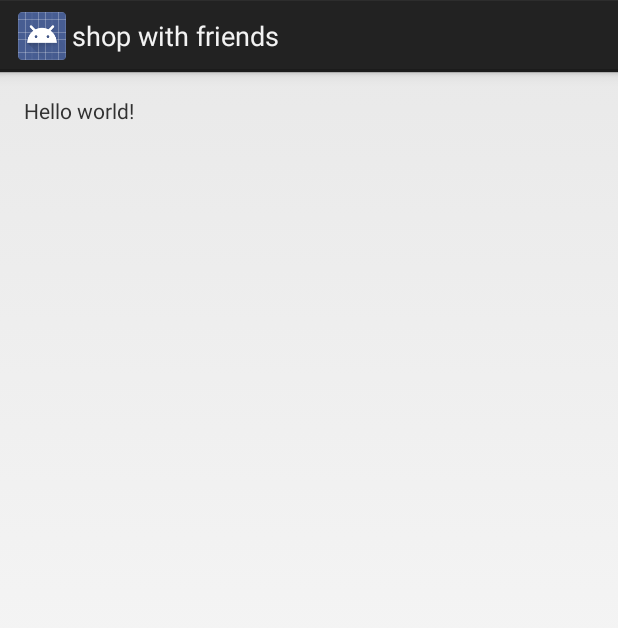
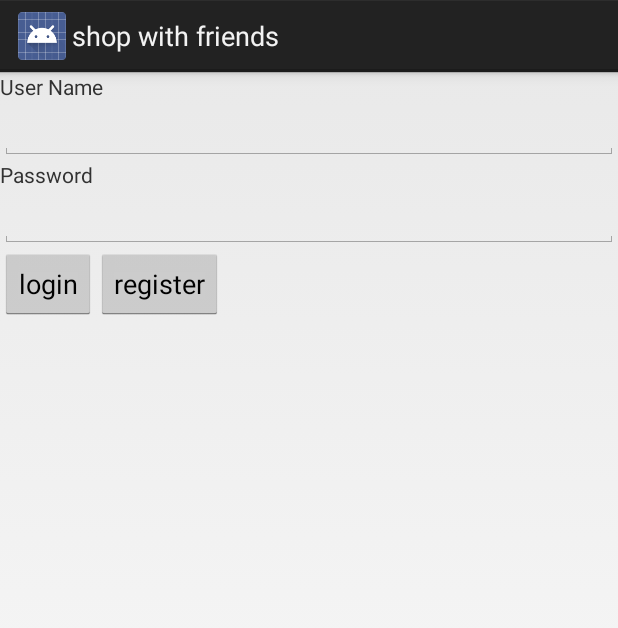
Before and after one commit to GodTamIt/shop_with_friends, an Android app: the layout activity_login.xml on its own in the app's theme, with its tools: preview values and no code run, on a phone screen of 412 x 824 dp. Shown: the top 628 px of the screen. Run offline under Robolectric (Android 15) with nearby library versions, the phone set to English and light mode, and no system bars.

Commit message:
created basic layout for login, added string values

```diff
--- a/MyApplication/app/src/main/res/layout/activity_login.xml
+++ b/MyApplication/app/src/main/res/layout/activity_login.xml
@@ -1,16 +1,49 @@
-<RelativeLayout xmlns:android="http://schemas.android.com/apk/res/android"
+<LinearLayout xmlns:android="http://schemas.android.com/apk/res/android"
     xmlns:tools="http://schemas.android.com/tools"
     android:layout_width="match_parent"
     android:layout_height="match_parent"
-    android:paddingLeft="@dimen/activity_horizontal_margin"
-    android:paddingRight="@dimen/activity_horizontal_margin"
-    android:paddingTop="@dimen/activity_vertical_margin"
-    android:paddingBottom="@dimen/activity_vertical_margin"
+    android:orientation="vertical"
     tools:context=".login">
 
     <TextView
-        android:text="@string/hello_world"
+        android:text="@string/uLabel"
         android:layout_width="wrap_content"
-        android:layout_height="wrap_content" />
+        android:layout_height="wrap_content"
+        android:id="@+id/user_label"/>
 
-</RelativeLayout>
+    <EditText
+            android:layout_width="match_parent"
+            android:layout_height="wrap_content"
+            android:id="@+id/user_field"
+            android:inputType="text"/>
+
+    <TextView android:layout_width="wrap_content"
+              android:layout_height="wrap_content"
+              android:text="@string/passLabel"
+              android:id="@+id/password_label"/>
+
+    <EditText android:layout_width="match_parent"
+              android:layout_height="wrap_content"
+              android:id="@+id/passField"/>
+
+    <LinearLayout android:layout_width="match_parent"
+                  android:layout_height="wrap_content"
+                  android:orientation="horizontal">
+
+
+        <Button android:layout_width="wrap_content"
+                android:layout_height="wrap_content"
+                android:id="@+id/logButton"
+                android:text="login"
+                android:onClick="checkLogin"/>
+
+        <Button android:layout_width="wrap_content"
+                android:layout_height="wrap_content"
+                android:id="@+id/regButton"
+                android:text="register"
+                android:onClick="register"/>
+
+    </LinearLayout>
+
+
+</LinearLayout>
--- a/MyApplication/app/src/main/res/values/strings.xml
+++ b/MyApplication/app/src/main/res/values/strings.xml
@@ -2,7 +2,12 @@
 <resources>
 
     <string name="app_name">shop with friends</string>
-    <string name="hello_world">Hello world!</string>
+    <string name="uLabel">User Name</string>
+    <string name="passLabel">Password</string>
     <string name="action_settings">Settings</string>
+    <string name="UserName">user</string>
+    <string name="password">pass</string>
+
+
 
 </resources>
```
